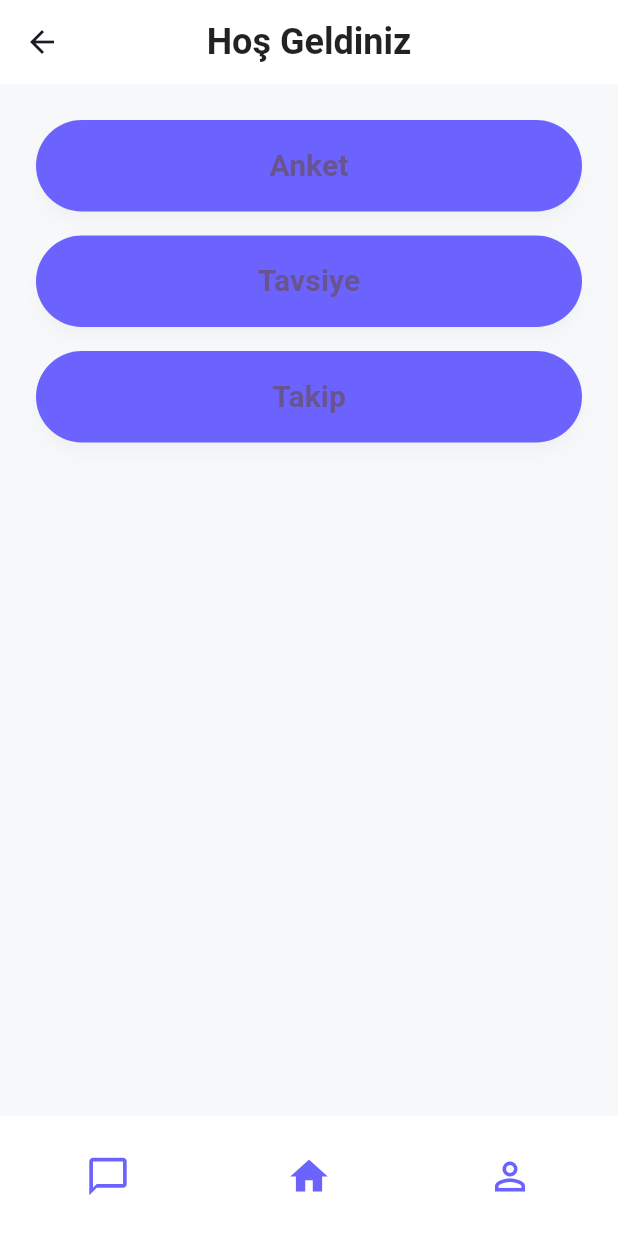
After one commit to efsasezer/mindtrack-bootcamp, a Flutter app: the MainPage screen opened by its route, on a phone screen of 412 x 824 dp. The commit adds this screen. Run offline on Flutter 3.47's test engine with Material 3 defaults, Android fonts, the phone set to English and light mode, and no system bars; our stand-ins replace cloud_firestore, firebase_auth, firebase_core; accounts and stored records are empty; network calls fail.

Commit message:
main page taslak hali yapıldı

```diff
--- a/lib/login_screen.dart
+++ b/lib/login_screen.dart
@@ -2,6 +2,7 @@ import 'package:flutter/material.dart';
 import 'package:firebase_auth/firebase_auth.dart';
 import 'survey_page.dart';  // Burada SurveyPage'i import edin.
 import 'signup_screen.dart'; // SignUpScreen'i ekledim
+import 'main_page.dart';
 
 class LoginScreen extends StatefulWidget {
   const LoginScreen({Key? key}) : super(key: key);
@@ -25,7 +26,7 @@ class _LoginScreenState extends State<LoginScreen> {
       // Başarıyla giriş yaptıysa SurveyPage'e yönlendir
       Navigator.pushReplacement(
         context,
-        MaterialPageRoute(builder: (context) => const SurveyPage()),
+        MaterialPageRoute(builder: (context) => const MainPage()),
       );
     } on FirebaseAuthException catch (e) {
       String message = 'Login failed';
--- a/lib/main.dart
+++ b/lib/main.dart
@@ -1,18 +1,23 @@
 import 'package:flutter/material.dart';
 import 'package:firebase_core/firebase_core.dart';
 import 'login_screen.dart';
+import 'signup_screen.dart';
+import 'survey_page.dart';
+import 'main_page.dart';
 
+// Diğer sayfaların importları...
 
 void main() async {
   WidgetsFlutterBinding.ensureInitialized();
   await Firebase.initializeApp(
-    options:FirebaseOptions(
-    apiKey: "AIzaSyDn3j-fsQQiuVNbkYeM9A5_VIGQJ5aQYls",
-    appId: "1:264491457827:web:4235c7806173f7c34c0096",
-    messagingSenderId: "264491457827",
-    projectId: "bootcamp-228fc"),
+    options: const FirebaseOptions(
+      apiKey: "AIzaSyDn3j-fsQQiuVNbkYeM9A5_VIGQJ5aQYls",
+      appId: "1:264491457827:web:4235c7806173f7c34c0096",
+      messagingSenderId: "264491457827",
+      projectId: "bootcamp-228fc",
+    ),
   );
-  runApp(MyApp());
+  runApp(const MyApp());
 }
 
 class MyApp extends StatelessWidget {
@@ -24,8 +29,21 @@ class MyApp extends StatelessWidget {
       title: 'Flutter Firebase',
       theme: ThemeData(
         colorScheme: ColorScheme.fromSeed(seedColor: Colors.deepPurple),
+        scaffoldBackgroundColor: const Color(0xFFF7F8FA),
+        fontFamily: 'Roboto',
       ),
-      home: const LoginScreen(),
+      initialRoute: '/',
+      routes: {
+        '/': (context) => const LoginScreen(),
+        '/signup': (context) => const SignUpScreen(),
+        '/anket': (context) => const SurveyPage(),
+        '/anasayfa': (context) => const MainPage(),
+        // Diğer sayfa rotaları placeholder olabilir
+        '/tavsiye': (context) => Scaffold(body: Center(child: Text('Tavsiye Sayfası'))),
+        '/takip': (context) => Scaffold(body: Center(child: Text('Takip Sayfası'))),
+        '/chatbot': (context) => Scaffold(body: Center(child: Text('Chatbot Sayfası'))),
+        '/profil': (context) => Scaffold(body: Center(child: Text('Profil Sayfası'))),
+      },
     );
   }
 }
--- /dev/null
+++ b/lib/main_page.dart
@@ -0,0 +1,127 @@
+import 'package:flutter/material.dart';
+
+class MainPage extends StatelessWidget {
+  const MainPage({super.key});
+
+  @override
+  Widget build(BuildContext context) {
+    return Scaffold(
+      backgroundColor: const Color(0xFFF7F8FA),
+      appBar: AppBar(
+        backgroundColor: Colors.white,
+        elevation: 0,
+        centerTitle: true,
+        title: const Text(
+          'Hoş Geldiniz',
+          style: TextStyle(
+            color: Colors.black87,
+            fontWeight: FontWeight.bold,
+            fontSize: 24,
+          ),
+        ),
+      ),
+      body: Padding(
+        padding: const EdgeInsets.symmetric(horizontal: 24, vertical: 24),
+        child: Column(
+          crossAxisAlignment: CrossAxisAlignment.stretch,
+          children: [
+            // Anket Butonu
+            ElevatedButton(
+              onPressed: () {
+                Navigator.pushNamed(context, '/anket');
+              },
+              style: ElevatedButton.styleFrom(
+                backgroundColor: const Color(0xFF6C63FF),
+                padding: const EdgeInsets.symmetric(vertical: 16),
+                shape: RoundedRectangleBorder(
+                  borderRadius: BorderRadius.circular(32),
+                ),
+                elevation: 4,
+                shadowColor: Colors.black12,
+              ),
+              child: const Text(
+                'Anket',
+                style: TextStyle(fontSize: 20, fontWeight: FontWeight.w600),
+              ),
+            ),
+            const SizedBox(height: 16),
+
+            // Tavsiye Butonu (placeholder)
+            ElevatedButton(
+              onPressed: () {
+                Navigator.pushNamed(context, '/tavsiye');
+              },
+              style: ElevatedButton.styleFrom(
+                backgroundColor: const Color(0xFF6C63FF),
+                padding: const EdgeInsets.symmetric(vertical: 16),
+                shape: RoundedRectangleBorder(
+                  borderRadius: BorderRadius.circular(32),
+                ),
+                elevation: 4,
+                shadowColor: Colors.black12,
+              ),
+              child: const Text(
+                'Tavsiye',
+                style: TextStyle(fontSize: 20, fontWeight: FontWeight.w600),
+              ),
+            ),
+            const SizedBox(height: 16),
+
+            // Takip Butonu (placeholder)
+            ElevatedButton(
+              onPressed: () {
+                Navigator.pushNamed(context, '/takip');
+              },
+              style: ElevatedButton.styleFrom(
+                backgroundColor: const Color(0xFF6C63FF),
+                padding: const EdgeInsets.symmetric(vertical: 16),
+                shape: RoundedRectangleBorder(
+                  borderRadius: BorderRadius.circular(32),
+                ),
+                elevation: 4,
+                shadowColor: Colors.black12,
+              ),
+              child: const Text(
+                'Takip',
+                style: TextStyle(fontSize: 20, fontWeight: FontWeight.w600),
+              ),
+            ),
+          ],
+        ),
+      ),
+      bottomNavigationBar: BottomAppBar(
+        color: Colors.white,
+        elevation: 8,
+        child: Padding(
+          padding: const EdgeInsets.symmetric(horizontal: 32),
+          child: Row(
+            mainAxisAlignment: MainAxisAlignment.spaceBetween,
+            children: [
+              IconButton(
+                icon: const Icon(Icons.chat_bubble_outline, color: Color(0xFF6C63FF), size: 30),
+                tooltip: 'Chatbot',
+                onPressed: () {
+                  Navigator.pushNamed(context, '/chatbot');
+                },
+              ),
+              IconButton(
+                icon: const Icon(Icons.home, color: Color(0xFF6C63FF), size: 30),
+                tooltip: 'Ana Sayfa',
+                onPressed: () {
+                  // Zaten ana sayfadayız
+                },
+              ),
+              IconButton(
+                icon: const Icon(Icons.person_outline, color: Color(0xFF6C63FF), size: 30),
+                tooltip: 'Profil',
+                onPressed: () {
+                  Navigator.pushNamed(context, '/profil');
+                },
+              ),
+            ],
+          ),
+        ),
+      ),
+    );
+  }
+}
```
